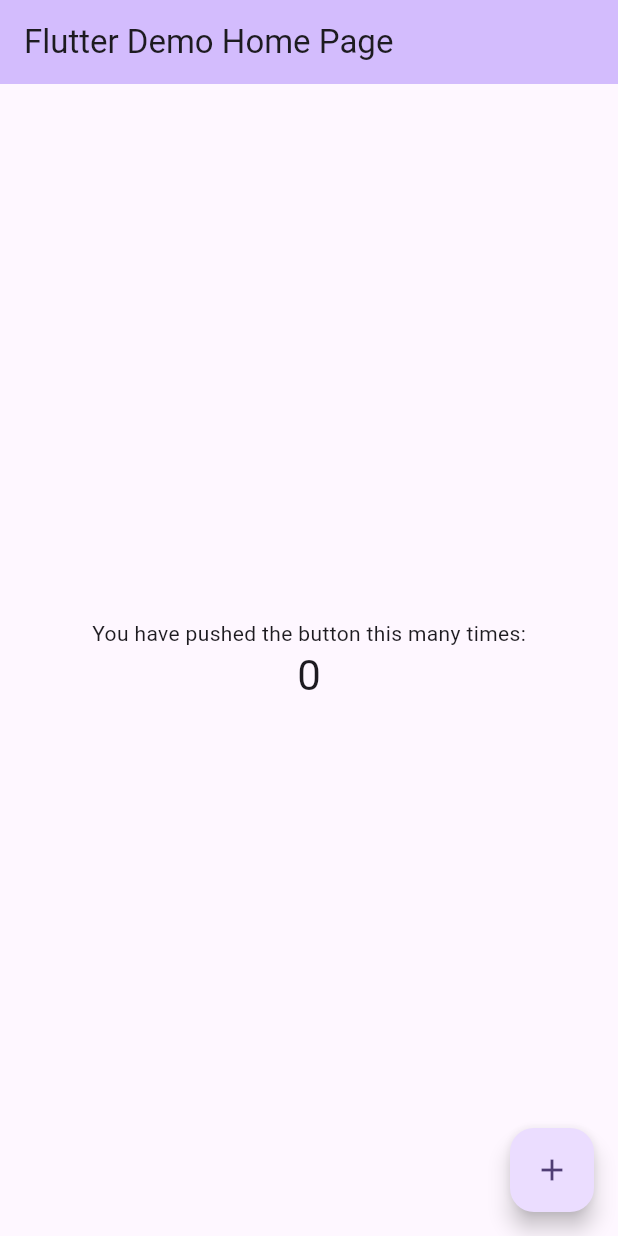
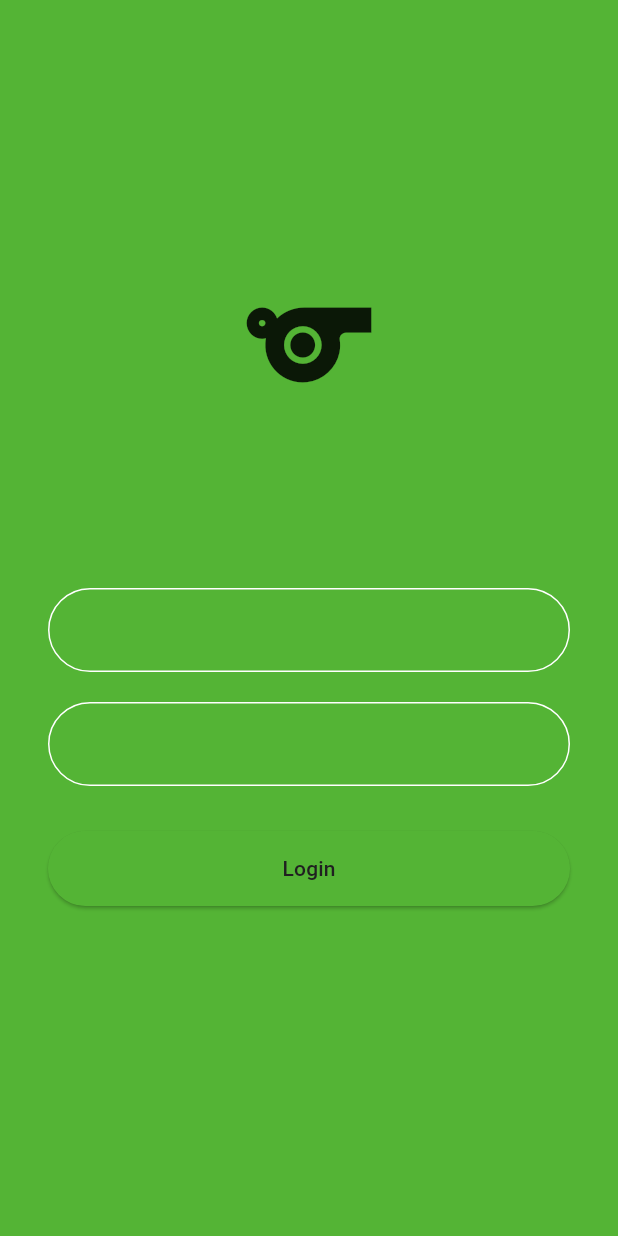
Before and after one commit to fatihinho/scout, a Flutter app: the screen it shows after launch, on a phone screen of 412 x 824 dp. Run offline on Flutter 3.47's test engine with Material 3 defaults, Android fonts, the light colour scheme and no system bars; generated files the repository leaves out were written again.

Commit message:
created login and register screens

```diff
--- /dev/null
+++ b/l10n.yaml
@@ -0,0 +1,3 @@
+arb-dir: lib/l10n
+template-arb-file: app_en.arb
+output-localization-file: app_localizations.dart
--- /dev/null
+++ b/lib/constants/colors.dart
@@ -0,0 +1,38 @@
+import 'package:flutter/material.dart';
+
+class AppThemes {
+  static ThemeData light = ThemeData(
+    useMaterial3: true,
+    brightness: Brightness.light,
+    colorScheme: const ColorScheme.light(
+      brightness: Brightness.light,
+      primary: Color(0xFF202020),
+      onPrimary: Color(0xFF505050),
+      secondary: Color(0xFFBBBBBB),
+      onSecondary: Color(0xFFEAEAEA),
+      error: Color(0xFFF32424),
+      onError: Color(0xFFF32424),
+      background: Color(0xFFF1F2F3),
+      onBackground: Color(0xFFFFFFFF),
+      surface: Color(0xFF54B435),
+      onSurface: Color(0xFF54B435),
+    ),
+  );
+
+  static ThemeData dark = ThemeData(
+    useMaterial3: true,
+    brightness: Brightness.dark,
+    colorScheme: const ColorScheme.dark(
+      primary: Color(0xFFF1F2F3),
+      onPrimary: Color(0xFFFFFFFF),
+      secondary: Color(0xFFBBBBBB),
+      onSecondary: Color(0xFFEAEAEA),
+      error: Color(0xFFF32424),
+      onError: Color(0xFFF32424),
+      background: Color(0xFF202020),
+      onBackground: Color(0xFF505050),
+      surface: Color(0xFF54B435),
+      onSurface: Color(0xFF54B435),
+    ),
+  );
+}
--- /dev/null
+++ b/lib/constants/strings.dart
@@ -0,0 +1,3 @@
+class AppStrings {
+  static const String appName = "Scout";
+}
--- /dev/null
+++ b/lib/l10n/app_en.arb
@@ -0,0 +1,12 @@
+{
+  "@@locale" : "en",
+  "email_message": "Please enter your email",
+  "email_valid_message": "Please enter a valid email",
+  "password_message": "Please enter your password",
+  "email": "Email",
+  "password": "Password",
+  "login": "Login",
+  "register": "Register",
+  "create_account": "Create an account",
+  "already_have_account": "Already have an account? Sign In"
+}
--- /dev/null
+++ b/lib/l10n/app_tr.arb
@@ -0,0 +1,12 @@
+{
+  "@@locale" : "tr",
+  "email_message": "Lütfen email adresi giriniz",
+  "email_valid_message": "Lütfen geçerli bir email adresi giriniz",
+  "password_message": "Lütfen şifre giriniz",
+  "email": "E-Posta",
+  "password": "Şifre",
+  "login": "Giriş Yap",
+  "register": "Kayıt Ol",
+  "create_account": "Yeni bir hesap oluştur",
+  "already_have_account": "Zaten hesabınız var mı? Giriş Yap"
+}
--- /dev/null
+++ b/lib/l10n/l10n.dart
@@ -0,0 +1,5 @@
+import 'package:flutter/material.dart';
+
+class L10n {
+  static final all = [const Locale("en"), const Locale("tr")];
+}
--- a/lib/main.dart
+++ b/lib/main.dart
@@ -1,125 +1,44 @@
 import 'package:flutter/material.dart';
+import 'package:flutter_gen/gen_l10n/app_localizations.dart';
+import 'package:flutter_localizations/flutter_localizations.dart';
+import 'package:provider/provider.dart';
+import 'package:scout/constants/colors.dart';
+import 'package:scout/constants/strings.dart';
+import 'package:scout/l10n/l10n.dart';
+import 'package:scout/providers/language_provider.dart';
+import 'package:scout/screens/login_screen.dart';
 
 void main() {
-  runApp(const MyApp());
+  runApp(
+    MultiProvider(
+      providers: [
+        ChangeNotifierProvider(create: (_) => LanguageProvider()),
+      ],
+      child: const MyApp(),
+    ),
+  );
 }
 
 class MyApp extends StatelessWidget {
   const MyApp({super.key});
 
-  // This widget is the root of your application.
   @override
   Widget build(BuildContext context) {
+    String langCode = context.watch<LanguageProvider>().langCode;
+
     return MaterialApp(
-      title: 'Flutter Demo',
-      theme: ThemeData(
-        // This is the theme of your application.
-        //
-        // TRY THIS: Try running your application with "flutter run". You'll see
-        // the application has a purple toolbar. Then, without quitting the app,
-        // try changing the seedColor in the colorScheme below to Colors.green
-        // and then invoke "hot reload" (save your changes or press the "hot
-        // reload" button in a Flutter-supported IDE, or press "r" if you used
-        // the command line to start the app).
-        //
-        // Notice that the counter didn't reset back to zero; the application
-        // state is not lost during the reload. To reset the state, use hot
-        // restart instead.
-        //
-        // This works for code too, not just values: Most code changes can be
-        // tested with just a hot reload.
-        colorScheme: ColorScheme.fromSeed(seedColor: Colors.deepPurple),
-        useMaterial3: true,
-      ),
-      home: const MyHomePage(title: 'Flutter Demo Home Page'),
-    );
+        title: '${AppStrings.appName} App',
+        theme: AppThemes.light,
+        darkTheme: AppThemes.dark,
+        home: const LoginScreen(),
+        locale: Locale(langCode),
+        localizationsDelegates: const [
+          AppLocalizations.delegate,
+          GlobalMaterialLocalizations.delegate,
+          GlobalWidgetsLocalizations.delegate,
+          GlobalCupertinoLocalizations.delegate,
+        ],
+        supportedLocales: L10n.all,
+        debugShowCheckedModeBanner: false);
   }
 }
-
-class MyHomePage extends StatefulWidget {
-  const MyHomePage({super.key, required this.title});
-
-  // This widget is the home page of your application. It is stateful, meaning
-  // that it has a State object (defined below) that contains fields that affect
-  // how it looks.
-
-  // This class is the configuration for the state. It holds the values (in this
-  // case the title) provided by the parent (in this case the App widget) and
-  // used by the build method of the State. Fields in a Widget subclass are
-  // always marked "final".
-
-  final String title;
-
-  @override
-  State<MyHomePage> createState() => _MyHomePageState();
-}
-
-class _MyHomePageState extends State<MyHomePage> {
-  int _counter = 0;
-
-  void _incrementCounter() {
-    setState(() {
-      // This call to setState tells the Flutter framework that something has
-      // changed in this State, which causes it to rerun the build method below
-      // so that the display can reflect the updated values. If we changed
-      // _counter without calling setState(), then the build method would not be
-      // called again, and so nothing would appear to happen.
-      _counter++;
-    });
-  }
-
-  @override
-  Widget build(BuildContext context) {
-    // This method is rerun every time setState is called, for instance as done
-    // by the _incrementCounter method above.
-    //
-    // The Flutter framework has been optimized to make rerunning build methods
-    // fast, so that you can just rebuild anything that needs updating rather
-    // than having to individually change instances of widgets.
-    return Scaffold(
-      appBar: AppBar(
-        // TRY THIS: Try changing the color here to a specific color (to
-        // Colors.amber, perhaps?) and trigger a hot reload to see the AppBar
-        // change color while the other colors stay the same.
-        backgroundColor: Theme.of(context).colorScheme.inversePrimary,
-        // Here we take the value from the MyHomePage object that was created by
-        // the App.build method, and use it to set our appbar title.
-        title: Text(widget.title),
-      ),
-      body: Center(
-        // Center is a layout widget. It takes a single child and positions it
-        // in the middle of the parent.
-        child: Column(
-          // Column is also a layout widget. It takes a list of children and
-          // arranges them vertically. By default, it sizes itself to fit its
-          // children horizontally, and tries to be as tall as its parent.
-          //
-          // Column has various properties to control how it sizes itself and
-          // how it positions its children. Here we use mainAxisAlignment to
-          // center the children vertically; the main axis here is the vertical
-          // axis because Columns are vertical (the cross axis would be
-          // horizontal).
-          //
-          // TRY THIS: Invoke "debug painting" (choose the "Toggle Debug Paint"
-          // action in the IDE, or press "p" in the console), to see the
-          // wireframe for each widget.
-          mainAxisAlignment: MainAxisAlignment.center,
-          children: <Widget>[
-            const Text(
-              'You have pushed the button this many times:',
-            ),
-            Text(
-              '$_counter',
-              style: Theme.of(context).textTheme.headlineMedium,
-            ),
-          ],
-        ),
-      ),
-      floatingActionButton: FloatingActionButton(
-        onPressed: _incrementCounter,
-        tooltip: 'Increment',
-        child: const Icon(Icons.add),
-      ), // This trailing comma makes auto-formatting nicer for build methods.
-    );
-  }
-}
--- /dev/null
+++ b/lib/providers/language_provider.dart
@@ -0,0 +1,12 @@
+import 'package:flutter/material.dart';
+
+class LanguageProvider extends ChangeNotifier {
+  String _langCode = 'en';
+
+  String get langCode => _langCode;
+
+  void updateLangCode(String langCode) {
+    _langCode = langCode;
+    notifyListeners();
+  }
+}
--- /dev/null
+++ b/lib/screens/login_screen.dart
@@ -0,0 +1,107 @@
+import 'package:flutter/material.dart';
+import 'package:flutter_gen/gen_l10n/app_localizations.dart';
+import 'package:scout/constants/strings.dart';
+import 'package:scout/screens/register_screen.dart';
+
+class LoginScreen extends StatefulWidget {
+  const LoginScreen({super.key});
+
+  @override
+  State<LoginScreen> createState() => _LoginScreenState();
+}
+
+class _LoginScreenState extends State<LoginScreen> {
+  final _formKey = GlobalKey<FormState>();
+  final _emailController = TextEditingController();
+  final _passwordController = TextEditingController();
+
+  @override
+  void dispose() {
+    _emailController.dispose();
+    _passwordController.dispose();
+    super.dispose();
+  }
+
+  @override
+  Widget build(BuildContext context) {
+    return Scaffold(
+      body: Padding(
+        padding: const EdgeInsets.all(32.0),
+        child: Form(
+          key: _formKey,
+          child: Column(
+            mainAxisAlignment: MainAxisAlignment.center,
+            children: <Widget>[
+              const Icon(Icons.sports, size: 100.0),
+              Text(AppStrings.appName.toUpperCase(),
+                  style: const TextStyle(fontSize: 64.0)),
+              const SizedBox(height: 20.0),
+              TextFormField(
+                controller: _emailController,
+                decoration: InputDecoration(
+                  hintText: AppLocalizations.of(context)!.email,
+                  prefixIcon: const Icon(Icons.mail),
+                  border: const OutlineInputBorder(
+                      borderRadius: BorderRadius.all(Radius.circular(32.0))),
+                ),
+                validator: (value) {
+                  if (value == null || value.isEmpty) {
+                    return AppLocalizations.of(context)!.email_message;
+                  }
+                  if (!value.contains('@')) {
+                    return AppLocalizations.of(context)!
+                        .email_valid_message;
+                  }
+                  return null;
+                },
+              ),
+              const SizedBox(height: 20),
+              TextFormField(
+                controller: _passwordController,
+                decoration: InputDecoration(
+                  hintText: AppLocalizations.of(context)!.password,
+                  prefixIcon: const Icon(Icons.lock),
+                  border: const OutlineInputBorder(
+                      borderRadius: BorderRadius.all(Radius.circular(32.0))),
+                ),
+                obscureText: true,
+                validator: (value) {
+                  if (value == null || value.isEmpty) {
+                    return AppLocalizations.of(context)!
+                        .password_message;
+                  }
+                  return null;
+                },
+              ),
+              const SizedBox(height: 30),
+              SizedBox(
+                width: double.infinity,
+                height: 50.0,
+                child: ElevatedButton(
+                    onPressed: () {
+                      if (_formKey.currentState!.validate()) {
+                        String email = _emailController.text;
+                        String password = _passwordController.text;
+                        // ... your login logic here ...
+                      }
+                    },
+                    child: Text(AppLocalizations.of(context)!.login)),
+              ),
+              const SizedBox(height: 20),
+              GestureDetector(
+                onTap: () {
+                  Navigator.push(
+                    context,
+                    MaterialPageRoute(
+                        builder: (context) => const RegisterScreen()),
+                  );
+                },
+                child: Text(AppLocalizations.of(context)!.create_account),
+              )
+            ],
+          ),
+        ),
+      ),
+    );
+  }
+}
--- a/pubspec.yaml
+++ b/pubspec.yaml
@@ -30,11 +30,15 @@ environment:
 dependencies:
   flutter:
     sdk: flutter
+  flutter_localizations:
+    sdk: flutter
+  intl: any
 
 
   # The following adds the Cupertino Icons font to your application.
   # Use with the CupertinoIcons class for iOS style icons.
   cupertino_icons: ^1.0.6
+  provider: ^6.1.2
 
 dev_dependencies:
   flutter_test:
@@ -57,6 +61,7 @@ flutter:
   # included with your application, so that you can use the icons in
   # the material Icons class.
   uses-material-design: true
+  generate: true
 
   # To add assets to your application, add an assets section, like this:
   # assets:
```
Also changed, not shown: lib/screens/home_screen.dart (added, +66 -0 lines), lib/screens/register_screen.dart (added, +106 -0 lines), pubspec.lock, 1 other file.
